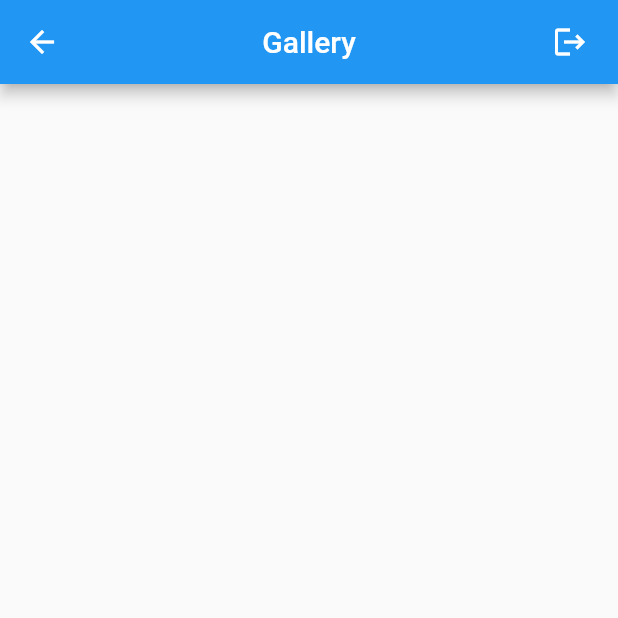
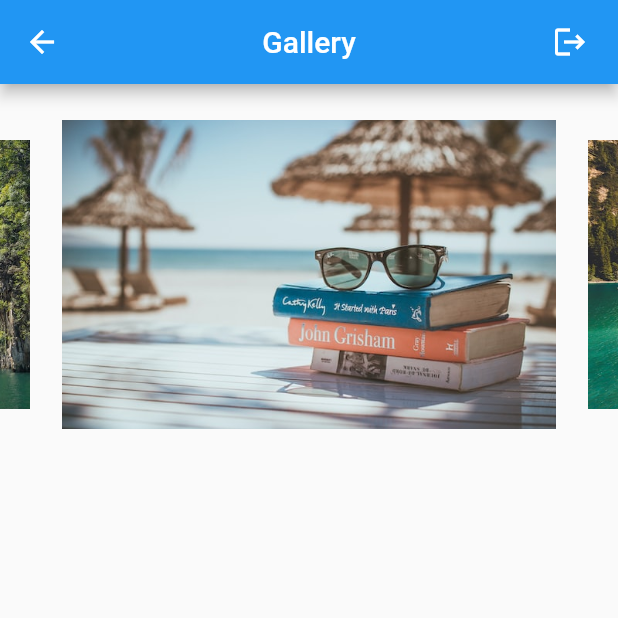
Before and after one commit to luhluh-17/gallery_test, a Flutter app: the GalleryScreen screen opened by its route, on a phone screen of 412 x 824 dp, the top half of it. Run offline on Flutter 3.47's test engine with Material 2 defaults, Android fonts, the phone set to English and light mode, and no system bars; drawn by our look-alikes of carousel_slider.

Commit message:
add carousel in gallery

```diff
--- a/lib/ui/screens/gallery/gallery_screen.dart
+++ b/lib/ui/screens/gallery/gallery_screen.dart
@@ -1,4 +1,5 @@
 import 'package:flutter/material.dart';
+import 'package:sample_gallery/ui/screens/gallery/image_carousel.dart';
 
 class GalleryScreen extends StatefulWidget {
   const GalleryScreen({super.key});
@@ -26,6 +27,7 @@ class _GalleryScreenState extends State<GalleryScreen> {
           ),
         ],
       ),
+      body: const ImageCarousel(),
     );
   }
 }
--- /dev/null
+++ b/lib/ui/screens/gallery/image_carousel.dart
@@ -0,0 +1,43 @@
+import 'package:carousel_slider/carousel_slider.dart';
+import 'package:flutter/material.dart';
+
+final List<String> imgList = [
+  'assets/images/image_1.jpg',
+  'assets/images/image_2.jpg',
+  'assets/images/image_3.jpg',
+  'assets/images/image_4.jpg',
+  'assets/images/image_5.jpg',
+];
+
+class ImageCarousel extends StatefulWidget {
+  const ImageCarousel({super.key});
+
+  @override
+  State<ImageCarousel> createState() => _ImageCarouselState();
+}
+
+class _ImageCarouselState extends State<ImageCarousel> {
+  @override
+  Widget build(BuildContext context) {
+    return Padding(
+      padding: const EdgeInsets.only(top: 24),
+      child: CarouselSlider(
+        options: CarouselOptions(
+          autoPlayInterval: const Duration(seconds: 5),
+          autoPlay: true,
+          aspectRatio: 2.0,
+          enlargeCenterPage: true,
+        ),
+        items: imgList
+            .map((item) => Center(
+                  child: Image.asset(
+                    item,
+                    fit: BoxFit.cover,
+                    width: 1000,
+                  ),
+                ))
+            .toList(),
+      ),
+    );
+  }
+}
```
Also changed, not shown: pubspec.yaml (+3 -5 lines), assets/images/image_1.jpg (added), assets/images/image_2.jpg (added), assets/images/image_3.jpg (added), assets/images/image_4.jpg (added), assets/images/image_5.jpg (added), pubspec.lock.
